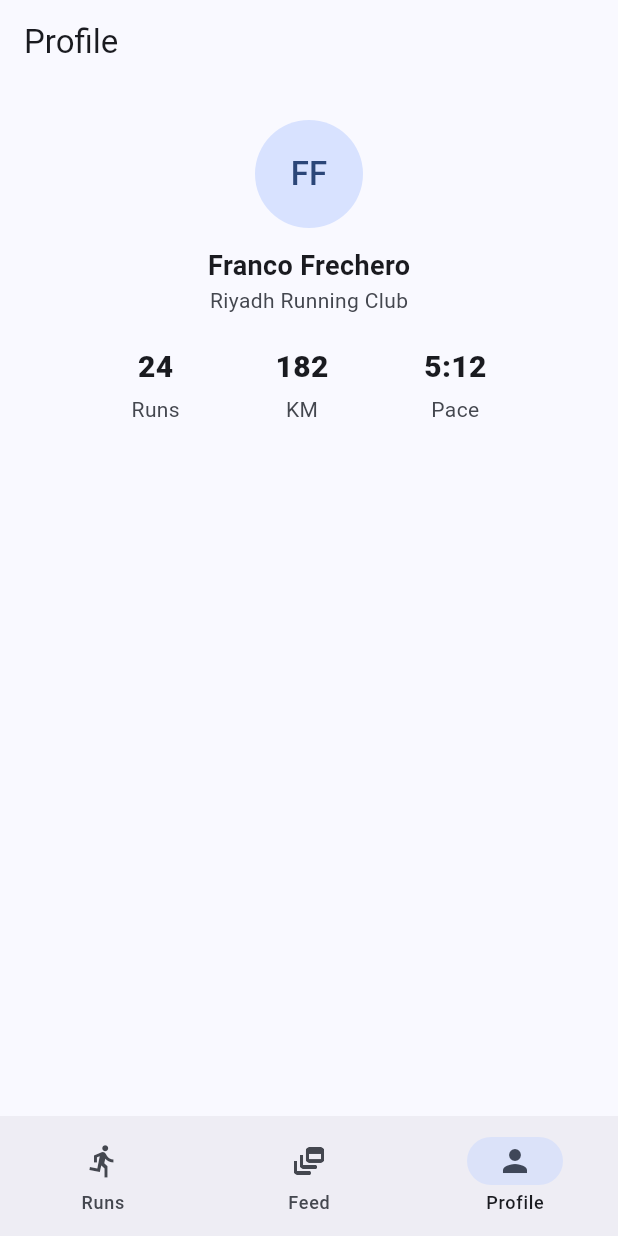
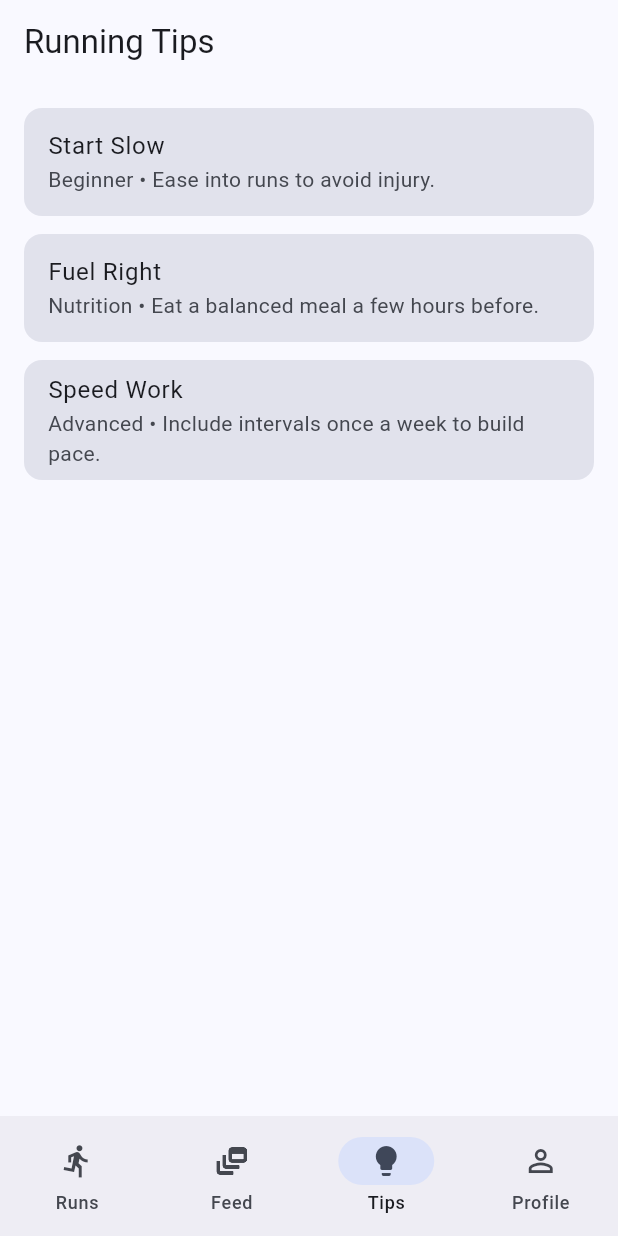
Before and after one commit to FrancoFrechero/test_app, a Flutter app: the screen it shows after launch, item 3 of the bottom bar chosen, on a phone screen of 412 x 824 dp. Run offline on Flutter 3.47's test engine with Material 3 defaults, Android fonts, the phone set to English and light mode, and no system bars; Roboto replaces fonts that are missing (SF Pro).

Commit message:
Add tips tab and rename app to StrideClub

```diff
--- a/lib/main.dart
+++ b/lib/main.dart
@@ -1,14 +1,14 @@
 import 'package:flutter/material.dart';
 
-void main() => runApp(const RunClubApp());
+void main() => runApp(const StrideClubApp());
 
-class RunClubApp extends StatelessWidget {
-  const RunClubApp({super.key});
+class StrideClubApp extends StatelessWidget {
+  const StrideClubApp({super.key});
 
   @override
   Widget build(BuildContext context) {
     return MaterialApp(
-      title: 'RunClub',
+      title: 'StrideClub',
       debugShowCheckedModeBanner: false,
       theme: ThemeData(
         useMaterial3: true,
@@ -28,7 +28,7 @@ class RootScaffold extends StatefulWidget {
 
 class _RootScaffoldState extends State<RootScaffold> {
   int _idx = 0;
-  final _pages = const [RunsPage(), FeedPage(), ProfilePage()];
+  final _pages = const [RunsPage(), FeedPage(), TipsPage(), ProfilePage()];
 
   @override
   Widget build(BuildContext context) {
@@ -50,6 +50,11 @@ class _RootScaffoldState extends State<RootScaffold> {
             icon: Icon(Icons.dynamic_feed_outlined),
             selectedIcon: Icon(Icons.dynamic_feed),
             label: 'Feed',
+          ),
+          NavigationDestination(
+            icon: Icon(Icons.lightbulb_outline),
+            selectedIcon: Icon(Icons.lightbulb),
+            label: 'Tips',
           ),
           NavigationDestination(
             icon: Icon(Icons.person_outline),
@@ -409,6 +414,43 @@ class FeedPage extends StatelessWidget {
   }
 }
 
+/// -------------------- Tips --------------------
+
+class TipsPage extends StatelessWidget {
+  const TipsPage({super.key});
+
+  @override
+  Widget build(BuildContext context) {
+    return CustomScrollView(
+      slivers: [
+        const SliverAppBar(
+          floating: true,
+          snap: true,
+          title: Text('Running Tips'),
+        ),
+        SliverPadding(
+          padding: const EdgeInsets.all(16),
+          sliver: SliverList.separated(
+            itemBuilder: (context, i) {
+              final tip = demoTips[i];
+              return ListTile(
+                title: Text(tip.title),
+                subtitle: Text('${tip.category} • ${tip.description}'),
+                tileColor: Theme.of(context).colorScheme.surfaceVariant,
+                shape: RoundedRectangleBorder(
+                  borderRadius: BorderRadius.circular(12),
+                ),
+              );
+            },
+            separatorBuilder: (_, __) => const SizedBox(height: 12),
+            itemCount: demoTips.length,
+          ),
+        ),
+      ],
+    );
+  }
+}
+
 /// -------------------- Profile --------------------
 
 class ProfilePage extends StatelessWidget {
@@ -567,3 +609,34 @@ final demoPosts = <Post>[
     timeAgo: '1d',
   ),
 ];
+
+/// -------------------- Demo tips --------------------
+
+class Tip {
+  final String title;
+  final String category;
+  final String description;
+  const Tip({
+    required this.title,
+    required this.category,
+    required this.description,
+  });
+}
+
+final demoTips = <Tip>[
+  const Tip(
+    title: 'Start Slow',
+    category: 'Beginner',
+    description: 'Ease into runs to avoid injury.',
+  ),
+  const Tip(
+    title: 'Fuel Right',
+    category: 'Nutrition',
+    description: 'Eat a balanced meal a few hours before.',
+  ),
+  const Tip(
+    title: 'Speed Work',
+    category: 'Advanced',
+    description: 'Include intervals once a week to build pace.',
+  ),
+];
```
Also changed, not shown: 1 other file.
